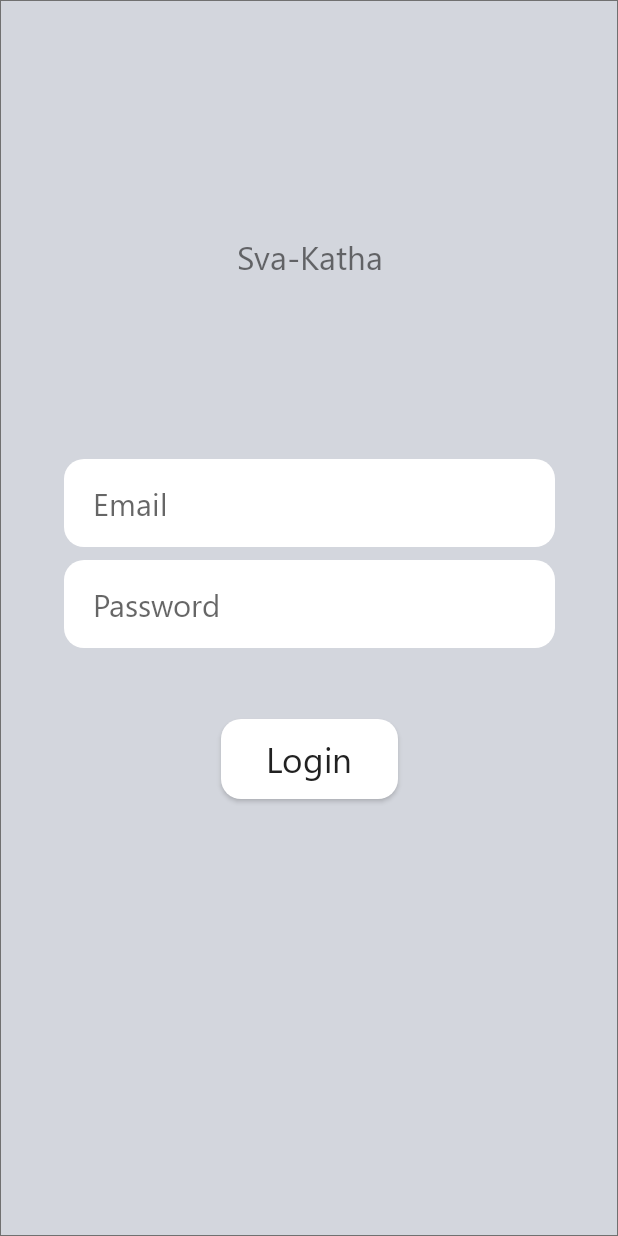
After one commit to Snehal-Singh174/SvaKatha, an Android app: the Login screen opened directly, with no data from a screen before it, on a phone screen of 412 x 824 dp. The commit adds this screen. Run offline under Robolectric (Android 15) with nearby library versions, the phone set to English and light mode, and no system bars; our stand-ins replace sdp/ssp sizes.

Commit message:
Added Login Page
1. Animation duration Slowed down
2. Added Login Activity

```diff
--- a/app/build.gradle
+++ b/app/build.gradle
@@ -60,4 +60,7 @@ dependencies {
     androidTestImplementation 'androidx.test.espresso:espresso-core:3.1.1'
 
     implementation 'com.google.firebase:firebase-auth:19.2.0'
+
+    implementation 'com.intuit.ssp:ssp-android:1.0.6'
+    implementation 'com.intuit.sdp:sdp-android:1.0.6'
 }
--- /dev/null
+++ b/app/src/main/java/com/example/svakatha/Login.java
@@ -0,0 +1,32 @@
+package com.example.svakatha;
+
+import androidx.appcompat.app.AppCompatActivity;
+
+import android.os.Bundle;
+import android.view.WindowManager;
+import android.widget.Button;
+import android.widget.EditText;
+import android.widget.TextView;
+
+public class Login extends AppCompatActivity {
+
+    TextView login_text;
+    EditText login_email;
+    EditText login_pass;
+    Button login;
+
+    @Override
+    protected void onCreate(Bundle savedInstanceState) {
+        super.onCreate(savedInstanceState);
+        setContentView(R.layout.activity_login);
+
+        getWindow().setFlags(WindowManager.LayoutParams.FLAG_FULLSCREEN,WindowManager.LayoutParams.FLAG_FULLSCREEN);
+        getSupportActionBar().hide();
+
+
+        login_text = (TextView)findViewById(R.id.login_text);
+        login_email = (EditText)findViewById(R.id.login_email);
+        login_pass = (EditText)findViewById(R.id.login_pass);
+        login = (Button)findViewById(R.id.login_button);
+    }
+}
--- a/app/src/main/java/com/example/svakatha/SplashScreen.java
+++ b/app/src/main/java/com/example/svakatha/SplashScreen.java
@@ -3,10 +3,8 @@ package com.example.svakatha;
 import androidx.appcompat.app.AppCompatActivity;
 
 import android.content.Intent;
-import android.os.Build;
 import android.os.Bundle;
 import android.os.Handler;
-import android.view.View;
 import android.view.WindowManager;
 import android.widget.TextView;
 
@@ -31,14 +29,14 @@ public class SplashScreen extends AppCompatActivity {
         splash3 = (TextView)findViewById(R.id.splash3);
 
         YoYo.with(Techniques.ZoomIn)
-                .duration(700)
+                .duration(900)
                 .playOn(splash1);
 
         Handler handler = new Handler();
         handler.postDelayed(new Runnable() {
             @Override
             public void run() {
-                Intent i = new Intent(SplashScreen.this,LoginScreen.class);
+                Intent i = new Intent(SplashScreen.this, LoginScreen_Signup.class);
                 startActivity(i);
             }
         },1000);
--- a/app/src/main/res/layout-xhdpi/activity_login_screen.xml
+++ b/app/src/main/res/layout-xhdpi/activity_login_screen.xml
@@ -5,7 +5,7 @@
     android:layout_width="match_parent"
     android:layout_height="match_parent"
     android:background="@drawable/border"
-    tools:context=".LoginScreen">
+    tools:context=".LoginScreen_Signup">
 
     <TextView
         android:id="@+id/logintext"
@@ -20,7 +20,7 @@
         android:textSize="50px"
         app:layout_constraintBottom_toBottomOf="parent"
         app:layout_constraintEnd_toEndOf="parent"
-        app:layout_constraintHorizontal_bias="0.595"
+        app:layout_constraintHorizontal_bias="0.50"
         app:layout_constraintStart_toStartOf="parent"
         app:layout_constraintTop_toTopOf="parent"
         app:layout_constraintVertical_bias="0.0" />
--- /dev/null
+++ b/app/src/main/res/layout/activity_login.xml
@@ -0,0 +1,78 @@
+<?xml version="1.0" encoding="utf-8"?>
+<androidx.constraintlayout.widget.ConstraintLayout xmlns:android="http://schemas.android.com/apk/res/android"
+    xmlns:app="http://schemas.android.com/apk/res-auto"
+    xmlns:tools="http://schemas.android.com/tools"
+    android:layout_width="match_parent"
+    android:layout_height="match_parent"
+    android:background="@drawable/border"
+    tools:context=".LoginScreen_Signup">
+
+    <TextView
+        android:id="@+id/login_text"
+        android:layout_width="@dimen/_245sdp"
+        android:layout_height="@dimen/_47sdp"
+        android:layout_marginTop="@dimen/_120sdp"
+        android:fontFamily="@font/segoe"
+        android:text="Sva-Katha"
+        android:textAlignment="center"
+        android:textSize="@dimen/_17ssp"
+        app:layout_constraintBottom_toBottomOf="parent"
+        app:layout_constraintEnd_toEndOf="parent"
+        app:layout_constraintHorizontal_bias="0.50"
+        app:layout_constraintStart_toStartOf="parent"
+        app:layout_constraintTop_toTopOf="parent"
+        app:layout_constraintVertical_bias="0.0" />
+
+    <EditText
+        android:id="@+id/login_email"
+        android:layout_width="@dimen/_252sdp"
+        android:layout_height="@dimen/_45sdp"
+        android:background="@drawable/inputfield"
+        android:fontFamily="@font/segoe"
+        android:hint="Email"
+        android:inputType="textPersonName"
+        android:paddingLeft="@dimen/_15sdp"
+        android:textSize="@dimen/_16ssp"
+        app:layout_constraintBottom_toBottomOf="parent"
+        app:layout_constraintEnd_toEndOf="parent"
+        app:layout_constraintHorizontal_bias="0.50"
+        app:layout_constraintStart_toStartOf="parent"
+        app:layout_constraintTop_toTopOf="parent"
+        app:layout_constraintVertical_bias="0.40" />
+
+    <EditText
+        android:id="@+id/login_pass"
+        android:layout_width="@dimen/_252sdp"
+        android:layout_height="@dimen/_45sdp"
+        android:background="@drawable/inputfield"
+        android:fontFamily="@font/segoe"
+        android:hint="Password"
+        android:inputType="textPassword"
+        android:paddingLeft="@dimen/_15sdp"
+        android:textSize="@dimen/_16ssp"
+        app:layout_constraintBottom_toBottomOf="parent"
+        app:layout_constraintEnd_toEndOf="parent"
+        app:layout_constraintStart_toStartOf="parent"
+        app:layout_constraintTop_toBottomOf="@+id/login_email"
+        app:layout_constraintVertical_bias="0.022" />
+
+
+    <Button
+        android:id="@+id/login_button"
+        android:layout_width="@dimen/_91sdp"
+        android:layout_height="@dimen/_41sdp"
+        android:background="@drawable/inputfield"
+        android:fontFamily="@font/segoe"
+        android:text="Login"
+        android:textAllCaps="false"
+        android:textAlignment="center"
+        android:textSize="@dimen/_18ssp"
+        app:layout_constraintBottom_toBottomOf="parent"
+        app:layout_constraintEnd_toEndOf="parent"
+        app:layout_constraintHorizontal_bias="0.50"
+        app:layout_constraintStart_toStartOf="parent"
+        app:layout_constraintTop_toBottomOf="@+id/login_pass"
+        app:layout_constraintVertical_bias="0.13999999" />
+
+
+</androidx.constraintlayout.widget.ConstraintLayout>
--- a/app/src/main/res/layout/activity_login_screen.xml
+++ b/app/src/main/res/layout/activity_login_screen.xml
@@ -5,7 +5,7 @@
     android:layout_width="match_parent"
     android:layout_height="match_parent"
     android:background="@drawable/border"
-    tools:context=".LoginScreen">
+    tools:context=".LoginScreen_Signup">
 
     <TextView
         android:id="@+id/logintext"
```
Also changed, not shown: app/src/main/AndroidManifest.xml (+6 -3 lines), app/src/main/java/com/example/svakatha/LoginScreen_Signup.java (renamed from app/src/main/java/com/example/svakatha/LoginScreen.java, +15 -7 lines), app/src/main/java/com/example/svakatha/Profile.java (+24 -0 lines), app/src/main/java/com/example/svakatha/ShopFragment.java (added, +15 -0 lines), app/src/main/res/layout/shop.xml (added, +16 -0 lines).
